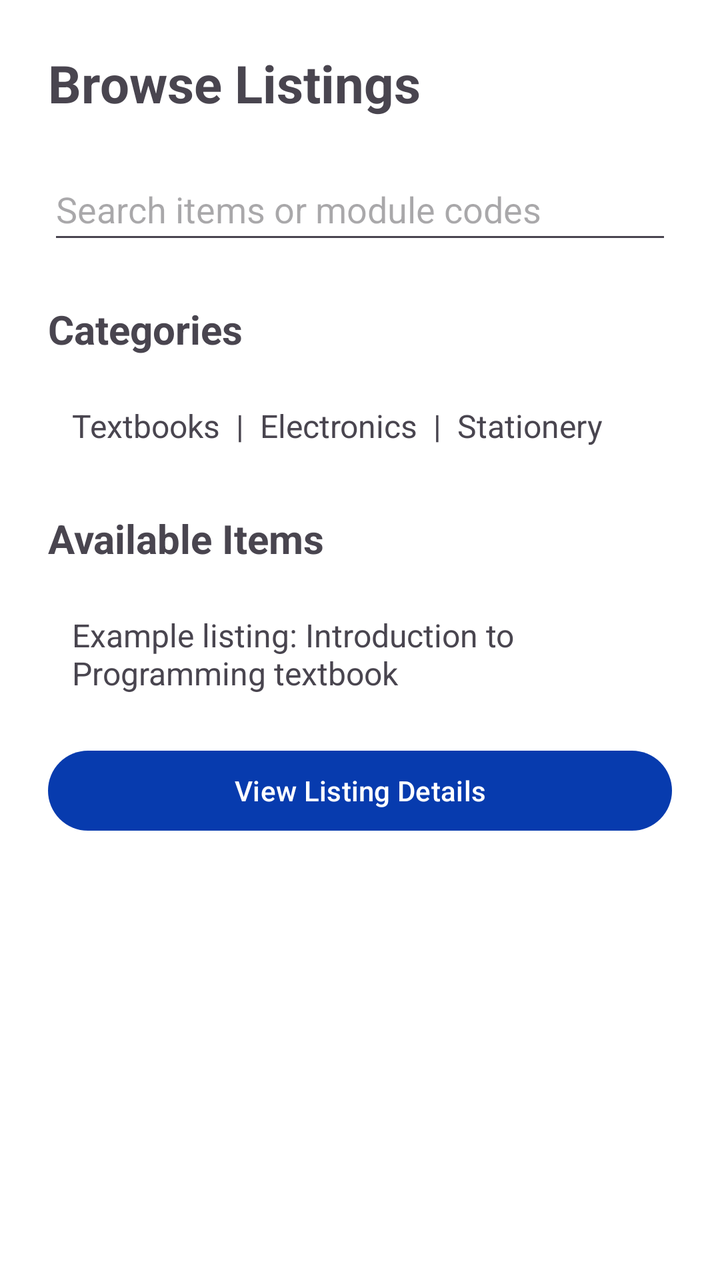
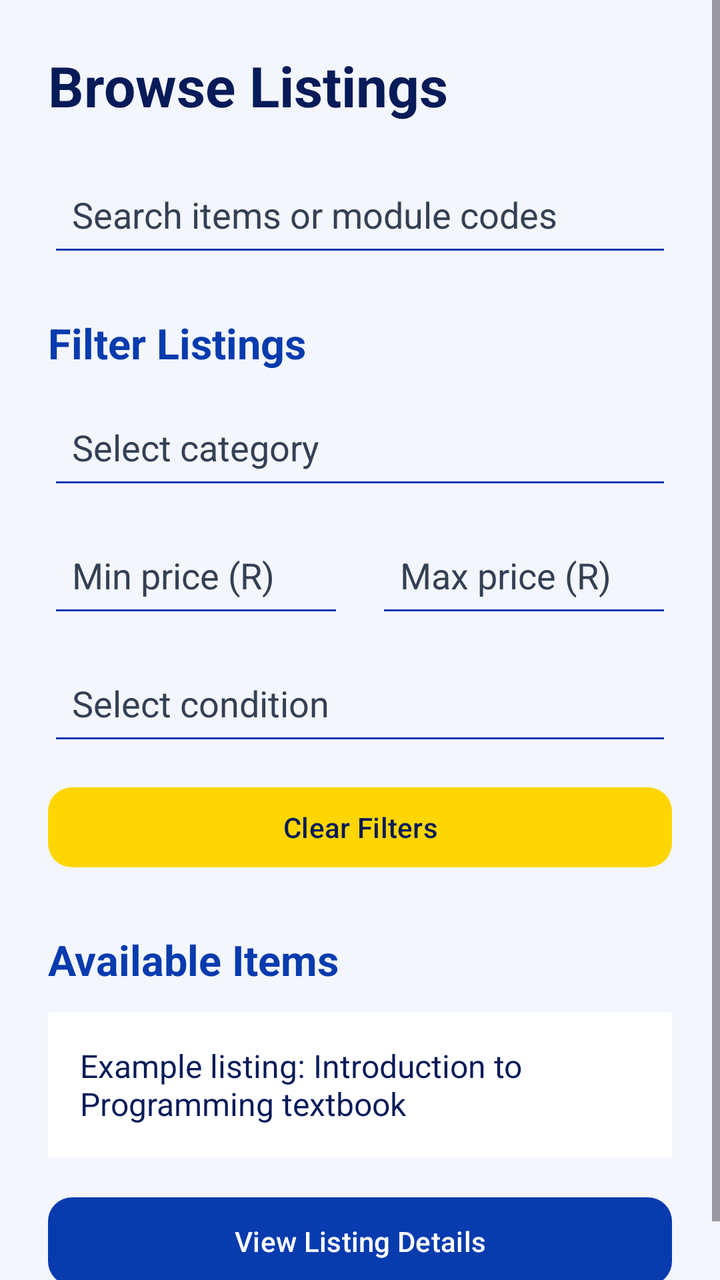

Two renders of the same Android screen: before a commit and after it. Below are the layout's source before the change and the commit's diff.
<!-- AndroidManifest.xml: application theme Theme.StudentMarketplace -->
<!-- res/layout/fragment_browse_listings.xml -->
<?xml version="1.0" encoding="utf-8"?>
<ScrollView
    xmlns:android="http://schemas.android.com/apk/res/android"
    android:layout_width="match_parent"
    android:layout_height="match_parent"
    android:fillViewport="true">

    
    <LinearLayout
        android:layout_width="match_parent"
        android:layout_height="wrap_content"
        android:orientation="vertical"
        android:padding="24dp">

        
        <TextView
            android:layout_width="match_parent"
            android:layout_height="wrap_content"
            android:text="Browse Listings"
            android:textSize="26sp"
            android:textStyle="bold"
            android:layout_marginBottom="20dp" />

        
        <EditText
            android:id="@+id/etSearchListings"
            android:layout_width="match_parent"
            android:layout_height="wrap_content"
            android:minHeight="48dp"
            android:hint="Search items or module codes"
            android:inputType="text"
            android:autofillHints="none" />

        
        <TextView
            android:layout_width="match_parent"
            android:layout_height="wrap_content"
            android:text="Categories"
            android:textSize="20sp"
            android:textStyle="bold"
            android:layout_marginTop="24dp"
            android:layout_marginBottom="12dp" />

        
        <TextView
            android:layout_width="match_parent"
            android:layout_height="wrap_content"
            android:text="Textbooks  |  Electronics  |  Stationery"
            android:textSize="16sp"
            android:padding="12dp" />

        
        <TextView
            android:layout_width="match_parent"
            android:layout_height="wrap_content"
            android:text="Available Items"
            android:textSize="20sp"
            android:textStyle="bold"
            android:layout_marginTop="20dp"
            android:layout_marginBottom="12dp" />

        
        <TextView
            android:id="@+id/tvSampleListing"
            android:layout_width="match_parent"
            android:layout_height="wrap_content"
            android:text="Example listing: Introduction to Programming textbook"
            android:textSize="16sp"
            android:padding="12dp" />

        
        <Button
            android:id="@+id/btnViewListingDetails"
            android:layout_width="match_parent"
            android:layout_height="wrap_content"
            android:minHeight="48dp"
            android:text="View Listing Details"
            android:layout_marginTop="12dp" />

    </LinearLayout>

</ScrollView>
<!-- resources referenced by this layout -->
<resources>
  <style name="Theme.StudentMarketplace" parent="Base.Theme.StudentMarketplace" />
  <style name="Base.Theme.StudentMarketplace" parent="Theme.Material3.DayNight.NoActionBar">
  
          <item name="colorPrimary">@color/brand_blue</item>
          <item name="colorOnPrimary">@color/brand_white</item>
          <item name="colorSecondary">@color/brand_yellow</item>
          <item name="colorOnSecondary">@color/brand_navy</item>
  
          <item name="android:colorBackground">@color/brand_white</item>
          <item name="android:textColorPrimary">@color/text_primary</item>
  
          <item name="android:statusBarColor">@color/brand_navy</item>
          <item name="android:navigationBarColor">@color/brand_navy</item>
      </style>
  <color name="brand_blue">#073BAE</color>
  <color name="brand_white">#FFFFFF</color>
  <color name="brand_yellow">#FFD600</color>
  <color name="brand_navy">#071B59</color>
  <color name="text_primary">#071B59</color>
</resources>

<!-- the commit's change to res/layout/fragment_browse_listings.xml (unified diff, before → after) -->
@@ -3,7 +3,8 @@
     xmlns:android="http://schemas.android.com/apk/res/android"
     android:layout_width="match_parent"
     android:layout_height="match_parent"
-    android:fillViewport="true">
+    android:fillViewport="true"
+    android:background="@color/background_light">
 
     
     <LinearLayout
@@ -17,7 +18,8 @@
             android:layout_width="match_parent"
             android:layout_height="wrap_content"
             android:text="Browse Listings"
-            android:textSize="26sp"
+            android:textColor="@color/brand_navy"
+            android:textSize="28sp"
             android:textStyle="bold"
             android:layout_marginBottom="20dp" />
 
@@ -26,37 +28,108 @@
             android:id="@+id/etSearchListings"
             android:layout_width="match_parent"
             android:layout_height="wrap_content"
-            android:minHeight="48dp"
+            android:minHeight="52dp"
+            android:padding="12dp"
+            android:backgroundTint="@color/brand_blue"
             android:hint="Search items or module codes"
             android:inputType="text"
-            android:autofillHints="none" />
+            android:autofillHints="none"
+            android:textColor="@color/text_primary"
+            android:textColorHint="@color/text_secondary" />
 
         
         <TextView
             android:layout_width="match_parent"
             android:layout_height="wrap_content"
-            android:text="Categories"
-            android:textSize="20sp"
+            android:text="Filter Listings"
+            android:textColor="@color/brand_blue"
+            android:textSize="21sp"
             android:textStyle="bold"
             android:layout_marginTop="24dp"
             android:layout_marginBottom="12dp" />
 
         
-        <TextView
+        <AutoCompleteTextView
+            android:id="@+id/etFilterCategory"
             android:layout_width="match_parent"
             android:layout_height="wrap_content"
-            android:text="Textbooks  |  Electronics  |  Stationery"
-            android:textSize="16sp"
-            android:padding="12dp" />
+            android:minHeight="52dp"
+            android:padding="12dp"
+            android:hint="Select category"
+            android:inputType="none"
+            android:backgroundTint="@color/brand_blue"
+            android:textColor="@color/text_primary" />
+
+        
+        <LinearLayout
+            android:layout_width="match_parent"
+            android:layout_height="wrap_content"
+            android:orientation="horizontal"
+            android:layout_marginTop="12dp">
+
+            
+            <EditText
+                android:id="@+id/etMinPrice"
+                android:layout_width="0dp"
+                android:layout_height="wrap_content"
+                android:layout_weight="1"
+                android:minHeight="52dp"
+                android:layout_marginEnd="8dp"
+                android:padding="12dp"
+                android:hint="Min price (R)"
+                android:inputType="numberDecimal"
+                android:backgroundTint="@color/brand_blue"
+                android:textColor="@color/text_primary" />
+
+            
+            <EditText
+                android:id="@+id/etMaxPrice"
+                android:layout_width="0dp"
+                android:layout_height="wrap_content"
+                android:layout_weight="1"
+                android:minHeight="52dp"
+                android:layout_marginStart="8dp"
+                android:padding="12dp"
+                android:hint="Max price (R)"
+                android:inputType="numberDecimal"
+                android:backgroundTint="@color/brand_blue"
+                android:textColor="@color/text_primary" />
+
+        </LinearLayout>
+
+        
+        <AutoCompleteTextView
+            android:id="@+id/etFilterCondition"
+            android:layout_width="match_parent"
+            android:layout_height="wrap_content"
+            android:minHeight="52dp"
+            android:layout_marginTop="12dp"
+            android:padding="12dp"
+            android:hint="Select condition"
+            android:inputType="none"
+            android:backgroundTint="@color/brand_blue"
+            android:textColor="@color/text_primary" />
+
+        
+        <Button
+            android:id="@+id/btnClearFilters"
+            style="@style/StudentMarketplace.SecondaryButton"
+            android:layout_width="match_parent"
+            android:layout_height="wrap_content"
+            android:minHeight="48dp"
+            android:layout_marginTop="12dp"
+            android:text="Clear Filters" />
 
         
         <TextView
+            android:id="@+id/tvListingResults"
             android:layout_width="match_parent"
             android:layout_height="wrap_content"
             android:text="Available Items"
-            android:textSize="20sp"
+            android:textColor="@color/brand_blue"
+            android:textSize="21sp"
             android:textStyle="bold"
-            android:layout_marginTop="20dp"
+            android:layout_marginTop="28dp"
             android:layout_marginBottom="12dp" />
 
         
@@ -65,17 +138,20 @@
             android:layout_width="match_parent"
             android:layout_height="wrap_content"
             android:text="Example listing: Introduction to Programming textbook"
+            android:textColor="@color/text_primary"
             android:textSize="16sp"
-            android:padding="12dp" />
+            android:padding="16dp"
+            android:background="@color/brand_white" />
 
         
         <Button
             android:id="@+id/btnViewListingDetails"
+            style="@style/StudentMarketplace.PrimaryButton"
             android:layout_width="match_parent"
             android:layout_height="wrap_content"
-            android:minHeight="48dp"
+            android:minHeight="52dp"
             android:text="View Listing Details"
-            android:layout_marginTop="12dp" />
+            android:layout_marginTop="16dp" />
 
     </LinearLayout>
 
<!-- resource entries referenced after the edit -->
@@ -1,5 +1,6 @@
 <!-- resources referenced by this layout -->
 <resources>
+  <color name="background_light">#F3F6FC</color>
   <style name="Theme.StudentMarketplace" parent="Base.Theme.StudentMarketplace" />
   <style name="Base.Theme.StudentMarketplace" parent="Theme.Material3.DayNight.NoActionBar">
   
@@ -10,6 +11,10 @@
   
           <item name="android:colorBackground">@color/brand_white</item>
           <item name="android:textColorPrimary">@color/text_primary</item>
+          
+          <item name="android:textColorHint">@color/text_secondary</item>
+          
+          <item name="android:textColor">@color/text_primary</item>
   
           <item name="android:statusBarColor">@color/brand_navy</item>
           <item name="android:navigationBarColor">@color/brand_navy</item>
@@ -19,5 +24,16 @@
   <color name="brand_yellow">#FFD600</color>
   <color name="brand_navy">#071B59</color>
   <color name="text_primary">#071B59</color>
+  <color name="text_secondary">#344054</color>
+  <style name="StudentMarketplace.PrimaryButton" parent="Widget.Material3.Button">
+          <item name="backgroundTint">@color/brand_blue</item>
+          <item name="android:textColor">@color/brand_white</item>
+          <item name="cornerRadius">12dp</item>
+      </style>
+  <style name="StudentMarketplace.SecondaryButton" parent="Widget.Material3.Button">
+          <item name="backgroundTint">@color/brand_yellow</item>
+          <item name="android:textColor">@color/brand_navy</item>
+          <item name="cornerRadius">12dp</item>
+      </style>
 </resources>
 
